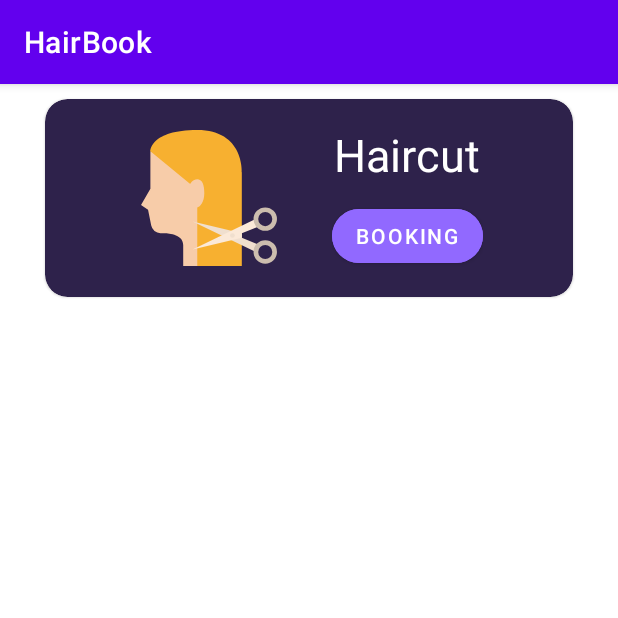
After one commit to NastiaGusev/HairBook, an Android app: the ChooseServiceFragment screen opened directly, with no data from a screen before it, on a phone screen of 412 x 824 dp, the top half of it. The commit adds this screen. Run offline under Robolectric (Android 15) with nearby library versions, the phone set to English and light mode, and no system bars.

Commit message:
Added viewBinding and navigation

```diff
--- a/app/src/main/AndroidManifest.xml
+++ b/app/src/main/AndroidManifest.xml
@@ -10,7 +10,10 @@
         android:supportsRtl="true"
         android:theme="@style/Theme.HairBook">
         <activity
-            android:name=".MainActivity"
+            android:name=".activities.ServicesActivity"
+            android:exported="false" />
+        <activity
+            android:name=".activities.MainActivity"
             android:exported="true">
             <intent-filter>
                 <action android:name="android.intent.action.MAIN" />
--- a/app/src/main/java/com/example/hairbook/MainActivity.kt
+++ b/app/src/main/java/com/example/hairbook/activities/ServicesActivity.kt
@@ -1,11 +1,12 @@
-package com.example.hairbook
+package com.example.hairbook.activities
 
 import androidx.appcompat.app.AppCompatActivity
 import android.os.Bundle
+import com.example.hairbook.R
 
-class MainActivity : AppCompatActivity() {
+class ServicesActivity : AppCompatActivity() {
     override fun onCreate(savedInstanceState: Bundle?) {
         super.onCreate(savedInstanceState)
-        setContentView(R.layout.activity_main)
+        setContentView(R.layout.activity_services)
     }
 }
--- /dev/null
+++ b/app/src/main/java/com/example/hairbook/fragments/ChooseServiceFragment.kt
@@ -0,0 +1,27 @@
+package com.example.hairbook.fragments
+
+import android.os.Bundle
+import androidx.fragment.app.Fragment
+import android.view.LayoutInflater
+import android.view.View
+import android.view.ViewGroup
+import com.example.hairbook.databinding.FragmentChooseServiceBinding
+
+class ChooseServiceFragment : Fragment() {
+
+    private lateinit var binding: FragmentChooseServiceBinding
+
+    override fun onCreate(savedInstanceState: Bundle?) {
+        super.onCreate(savedInstanceState)
+    }
+
+    override fun onCreateView(
+        inflater: LayoutInflater, container: ViewGroup?,
+        savedInstanceState: Bundle?
+    ): View? {
+
+        binding = FragmentChooseServiceBinding.inflate(inflater, container, false)
+        return binding.root
+    }
+
+}
--- /dev/null
+++ b/app/src/main/res/drawable/ic_haircut_woman.xml
@@ -0,0 +1,27 @@
+<vector xmlns:android="http://schemas.android.com/apk/res/android"
+    android:width="512dp"
+    android:height="512dp"
+    android:viewportWidth="512"
+    android:viewportHeight="512">
+  <path
+      android:pathData="m55.944,96v128l-32,56 24,16 10.856,54.276a32,32 0,0 0,31.378 25.724h13.766s63.944,-0.792 64,40c0.056,40 0.056,72 0.056,72h127.944v-392z"
+      android:fillColor="#f7cca9"/>
+  <path
+      android:pathData="m215.944,488v-200c8,0 24,-16 24,-48s-8,-48 -24,-48 -24,16 -24,16l-136,-112s0,-72 160,-72c160.056,0 152.056,144 152.056,144v320z"
+      android:fillColor="#f7b030"/>
+  <path
+      android:pathData="m416,440.516 l-216,-104.516 168,40v16l60,24z"
+      android:fillColor="#f0dfce"/>
+  <path
+      android:pathData="m414.933,328 l-214.933,104 168,-40v-16l60,-24z"
+      android:fillColor="#fbe9d8"/>
+  <path
+      android:pathData="m448,480a40,40 0,1 1,40 -40,40.045 40.045,0 0,1 -40,40zM448,416a24,24 0,1 0,24 24,24.028 24.028,0 0,0 -24,-24z"
+      android:fillColor="#ccbdae"/>
+  <path
+      android:pathData="m448,368a40,40 0,1 1,40 -40,40.045 40.045,0 0,1 -40,40zM448,304a24,24 0,1 0,24 24,24.028 24.028,0 0,0 -24,-24z"
+      android:fillColor="#ccbdae"/>
+  <path
+      android:pathData="M336,384m-8,0a8,8 0,1 1,16 0a8,8 0,1 1,-16 0"
+      android:fillColor="#f0dfce"/>
+</vector>
--- a/app/src/main/res/layout/activity_main.xml
+++ b/app/src/main/res/layout/activity_main.xml
@@ -5,18 +5,20 @@
     xmlns:tools="http://schemas.android.com/tools"
     android:layout_width="match_parent"
     android:layout_height="match_parent"
-    tools:context=".MainActivity"
+    tools:context=".activities.MainActivity"
     android:orientation="vertical"
     android:gravity="center"
     >
 
     <ImageView
+        android:id="@+id/main_logo"
         android:layout_width="250dp"
         android:layout_height="250dp"
         android:src="@drawable/ic_scissors"
        />
 
     <TextView
+        android:id="@+id/main_appName"
         android:layout_width="wrap_content"
         android:layout_height="wrap_content"
         android:text="HairBook"
@@ -31,6 +33,7 @@
         />
 
     <com.google.android.material.button.MaterialButton
+        android:id="@+id/main_BTN_getStarted"
         android:layout_width="wrap_content"
         android:layout_height="wrap_content"
         android:text="get started"
@@ -40,9 +43,6 @@
         app:rippleColor="@color/mainColor"
         android:backgroundTint="@color/mainColor"
         android:layout_marginTop="20dp"
-        >
-    </com.google.android.material.button.MaterialButton>
-
-
+        />
 
 </LinearLayout>
--- /dev/null
+++ b/app/src/main/res/layout/activity_services.xml
@@ -0,0 +1,18 @@
+<?xml version="1.0" encoding="utf-8"?>
+<LinearLayout
+    xmlns:android="http://schemas.android.com/apk/res/android"
+    xmlns:app="http://schemas.android.com/apk/res-auto"
+    xmlns:tools="http://schemas.android.com/tools"
+    android:layout_width="match_parent"
+    android:layout_height="match_parent"
+    tools:context=".activities.ServicesActivity">
+
+    <androidx.fragment.app.FragmentContainerView
+        android:id="@+id/nav_host_fragment"
+        android:name="androidx.navigation.fragment.NavHostFragment"
+        android:layout_width="match_parent"
+        android:layout_height="match_parent"
+        app:defaultNavHost="true"
+        app:navGraph="@navigation/nav_graph" />
+
+</LinearLayout>
--- /dev/null
+++ b/app/src/main/res/layout/fragment_choose_service.xml
@@ -0,0 +1,67 @@
+<?xml version="1.0" encoding="utf-8"?>
+<FrameLayout
+    xmlns:android="http://schemas.android.com/apk/res/android"
+    xmlns:tools="http://schemas.android.com/tools"
+    android:layout_width="match_parent"
+    android:layout_height="match_parent"
+    xmlns:app="http://schemas.android.com/apk/res-auto"
+    tools:context=".fragments.ChooseServiceFragment">
+
+    <com.google.android.material.card.MaterialCardView
+        android:layout_width="match_parent"
+        android:layout_height="wrap_content"
+        android:layout_marginTop="10dp"
+        android:layout_marginBottom="10dp"
+        android:layout_marginStart="30dp"
+        android:layout_marginEnd="30dp"
+        android:elevation="10dp"
+        android:padding="20dp"
+        app:cardCornerRadius="15dp"
+        android:backgroundTint="@color/darkPurple">
+
+        <LinearLayout
+            android:layout_width="match_parent"
+            android:layout_height="wrap_content"
+            android:orientation="horizontal"
+            android:gravity="center">
+
+            <ImageView
+                android:layout_width="100dp"
+                android:layout_height="100dp"
+                android:src="@drawable/ic_haircut_woman"
+                android:layout_margin="16dp"
+                />
+
+            <LinearLayout
+                android:layout_width="wrap_content"
+                android:layout_height="wrap_content"
+                android:orientation="vertical"
+                android:layout_margin="16dp"
+                android:gravity="center">
+
+                <TextView
+                    android:layout_width="wrap_content"
+                    android:layout_height="wrap_content"
+                    android:text="Haircut"
+                    android:textSize="30sp"
+                    android:textColor="@color/white"/>
+
+                <com.google.android.material.button.MaterialButton
+                    android:layout_width="wrap_content"
+                    android:layout_height="wrap_content"
+                    android:text="Booking"
+                    app:cornerRadius="150dp"
+                    app:strokeColor="@color/mainColor"
+                    android:textColor="@color/white"
+                    app:rippleColor="@color/mainColor"
+                    android:backgroundTint="@color/mainColor"
+                    android:layout_marginTop="10dp"
+                    />
+
+            </LinearLayout>
+
+        </LinearLayout>
+
+    </com.google.android.material.card.MaterialCardView>
+
+</FrameLayout>
--- /dev/null
+++ b/app/src/main/res/navigation/nav_graph.xml
@@ -0,0 +1,13 @@
+<?xml version="1.0" encoding="utf-8"?>
+<navigation xmlns:android="http://schemas.android.com/apk/res/android"
+    xmlns:app="http://schemas.android.com/apk/res-auto"
+    xmlns:tools="http://schemas.android.com/tools"
+    android:id="@+id/nav_graph"
+    app:startDestination="@id/chooseServiceFragment">
+
+    <fragment
+        android:id="@+id/chooseServiceFragment"
+        android:name="com.example.hairbook.fragments.ChooseServiceFragment"
+        android:label="fragment_choose_service"
+        tools:layout="@layout/fragment_choose_service" />
+</navigation>
--- a/app/src/main/res/values/colors.xml
+++ b/app/src/main/res/values/colors.xml
@@ -9,4 +9,6 @@
     <color name="white">#FFFFFFFF</color>
 
     <color name="mainColor">#9169FF</color>
+    <color name="lightGreen">#73ceaf</color>
+    <color name="darkPurple">#2E224B</color>
 </resources>
--- a/app/src/main/res/values/strings.xml
+++ b/app/src/main/res/values/strings.xml
@@ -1,3 +1,5 @@
 <resources>
     <string name="app_name">HairBook</string>
+    <!-- TODO: Remove or change this placeholder text -->
+    <string name="hello_blank_fragment">Hello blank fragment</string>
 </resources>
```
Also changed, not shown: app/build.gradle (+7 -0 lines), app/src/main/java/com/example/hairbook/activities/MainActivity.kt (added, +26 -0 lines), app/src/main/res/drawable/ic_haircut.xml (deleted, +0 -48 lines).
